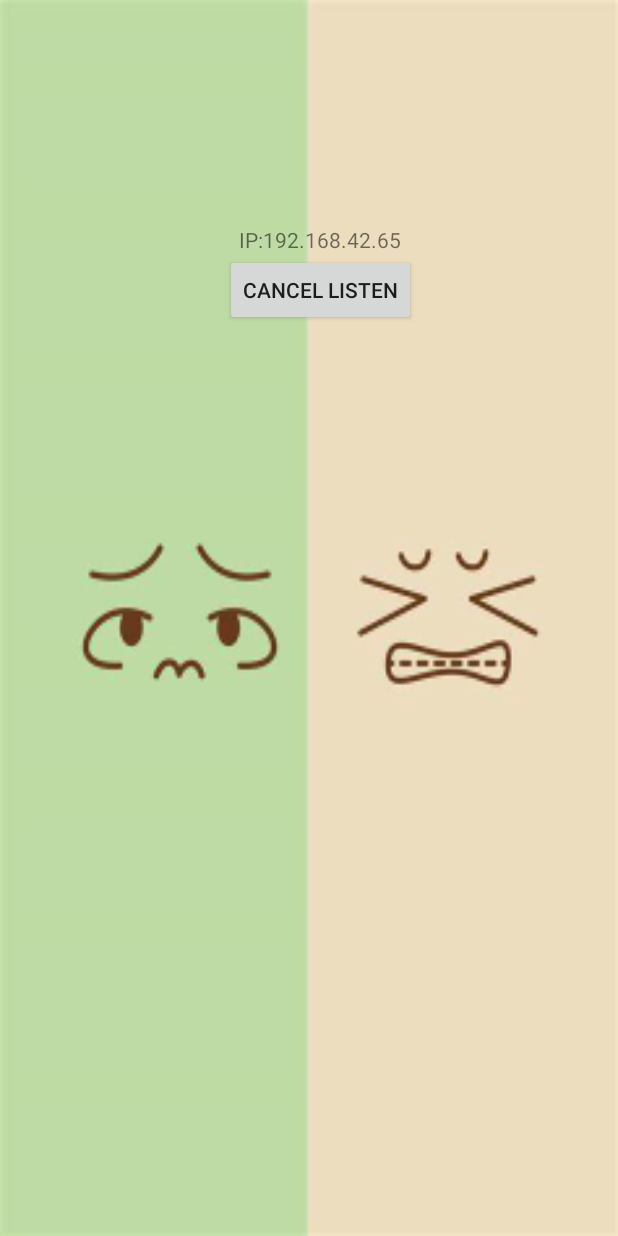
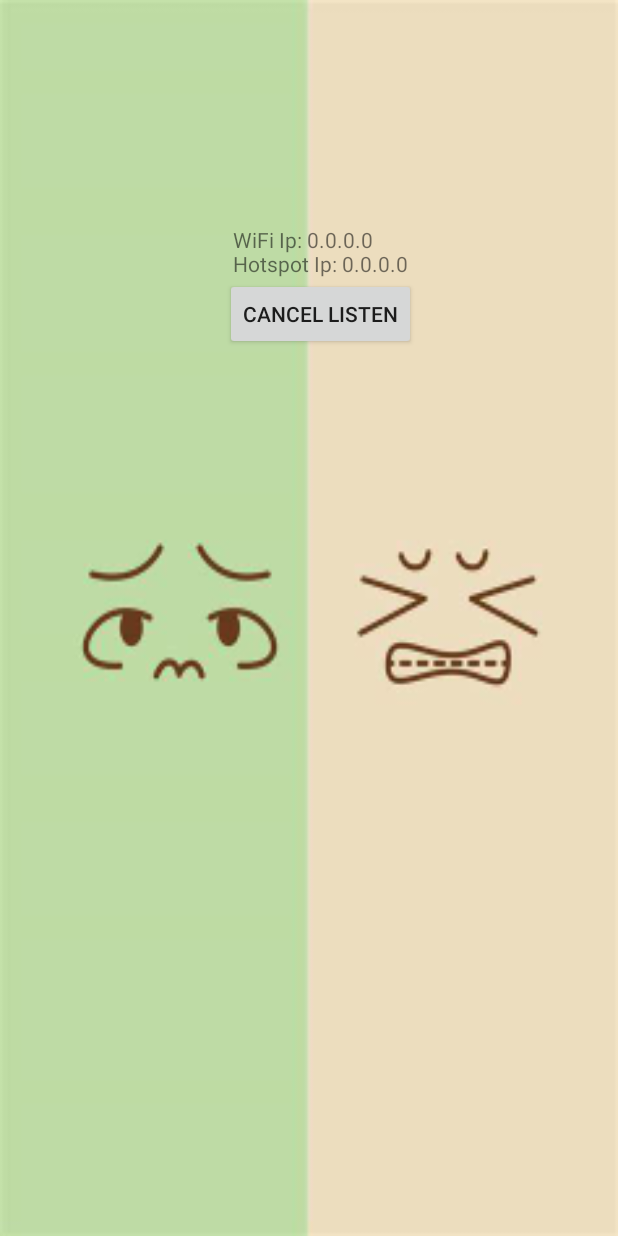
Before and after one commit to wm-lcw/ChatApp, an Android app: the ToServiceActivity screen opened directly, with no data from a screen before it, after a tap on "START LISTEN", on a phone screen of 412 x 824 dp. Run offline under Robolectric (Android 15) with nearby library versions, the phone set to English and light mode, and no system bars; 1 statement that could not run was skipped.

Commit message:
V1.2.0 Android服务端布局和逻辑优化 [author]        wm [description] 服务端取消端口输入，暂时写死为3333； 服务端主界面增加onResume对UI的状态初始化； 增加获取网络ip的工具类，用于在服务端显示本机的IP； 服务端service关闭连接时判断是否有连接，避免空指针异常

```diff
--- a/ChatApp/app/src/main/AndroidManifest.xml
+++ b/ChatApp/app/src/main/AndroidManifest.xml
@@ -1,10 +1,11 @@
 <?xml version="1.0" encoding="utf-8"?>
 <manifest xmlns:android="http://schemas.android.com/apk/res/android"
     xmlns:tools="http://schemas.android.com/tools"
-    android:versionCode="119"
-    android:versionName="1.1.9">
+    android:versionCode="120"
+    android:versionName="1.2.0">
 
     <uses-permission android:name="android.permission.INTERNET" />
+    <uses-permission android:name="android.permission.ACCESS_WIFI_STATE" />
 
     <application
         android:name=".base.BasicApplication"
--- a/ChatApp/app/src/main/java/com/example/chatapp/activity/ToClientActivity.java
+++ b/ChatApp/app/src/main/java/com/example/chatapp/activity/ToClientActivity.java
@@ -142,7 +142,7 @@ public class ToClientActivity extends BasicActivity {
         public void onClick(View view) {
             if (view == btConnect) {
                 inPutIp = etIpDress.getText().toString().trim();
-                inPutPort = etPort.getText().toString();
+                inPutPort = etPort.getText().toString().trim();
                 //暂时删除PORT端口的输入及判断，暂时写死为3333
                 if (inPutIp == null || "".equals(inPutIp)) {
                     showToash("please check IP or PORT format !!!");
--- a/ChatApp/app/src/main/java/com/example/chatapp/activity/ToServiceActivity.java
+++ b/ChatApp/app/src/main/java/com/example/chatapp/activity/ToServiceActivity.java
@@ -27,6 +27,7 @@ import com.example.chatapp.base.BasicActivity;
 import com.example.chatapp.bean.Msg;
 import com.example.chatapp.service.ServerChatService;
 import com.example.chatapp.utils.ChatAppLog;
+import com.example.chatapp.utils.NetWorkUtils;
 
 import java.util.ArrayList;
 import java.util.List;
@@ -50,7 +51,8 @@ public class ToServiceActivity extends BasicActivity {
     private TextView tvServiceIp, tvChatIp;
     private String inPutIp, inPutPort;
     private String TCP_IP;
-    private int TCP_PORT;
+    private final int TCP_PORT = 3333;
+    private boolean connectState = false;
 
     public static final int MSG_SEND = 1;
     public static final int MSG_RECEIVE = 2;
@@ -68,10 +70,25 @@ public class ToServiceActivity extends BasicActivity {
     @Override
     protected void onCreate(Bundle savedInstanceState) {
         super.onCreate(savedInstanceState);
+        mContext = this;
         Intent bindIntent = new Intent(ToServiceActivity.this, ServerChatService.class);
         bindService(bindIntent, connection, BIND_AUTO_CREATE);
         initData();
         initAdapter();
+    }
+
+    @Override
+    protected void onResume() {
+        super.onResume();
+        if (connectState) {
+            llListenUi.setVisibility(View.GONE);
+            rlChatUi.setVisibility(View.VISIBLE);
+        } else {
+            llListenUi.setVisibility(View.VISIBLE);
+            rlChatUi.setVisibility(View.GONE);
+            String ipMessage = "WiFi Ip: " + NetWorkUtils.getLocalIPAddress(mContext) + "\nHotspot Ip: " + NetWorkUtils.getHostIp();
+            tvServiceIp.setText(ipMessage);
+        }
     }
 
     @Override
@@ -89,7 +106,7 @@ public class ToServiceActivity extends BasicActivity {
      * @description 初始化布局、数据
      */
     private void initData() {
-        mContext = this;
+
         etPort = findViewById(R.id.et_service_port);
         btListen = findViewById(R.id.bt_service_listen);
         btListen.setOnClickListener(mListen);
@@ -103,6 +120,7 @@ public class ToServiceActivity extends BasicActivity {
         btBack = findViewById(R.id.btn_service_back);
         btBack.setOnClickListener(mListen);
         tvChatIp = findViewById(R.id.tv_service_chat_ip);
+        tvServiceIp = findViewById(R.id.tv_service_ip);
 
         llListing = findViewById(R.id.ll_service_listing);
         llListenPre = findViewById(R.id.ll_service_pre);
@@ -112,13 +130,13 @@ public class ToServiceActivity extends BasicActivity {
     }
 
     /**
-     *  @version V1.0
-     *  @Title initAdapter
-     *  @author wm
-     *  @createTime 2023/3/1 19:25
-     *  @description 初始化适配器
-     *  @param
-     *  @return
+     * @param
+     * @return
+     * @version V1.0
+     * @Title initAdapter
+     * @author wm
+     * @createTime 2023/3/1 19:25
+     * @description 初始化适配器
      */
     private void initAdapter() {
         msgRecyclerView = findViewById(R.id.msg_recycle_view);
@@ -144,10 +162,9 @@ public class ToServiceActivity extends BasicActivity {
         @Override
         public void onClick(View view) {
             if (view == btListen) {
-                inPutPort = etPort.getText().toString();
                 ChatAppLog.debug("server " + serverChatService);
                 if (serverChatService != null) {
-                    serverChatService.startListen(Integer.parseInt(inPutPort));
+                    serverChatService.startListen(TCP_PORT);
                 }
                 mHandler.sendEmptyMessage(MSG_SOCKET_LISTING);
                 //点击开始监听按钮之后隐藏键盘
@@ -188,6 +205,7 @@ public class ToServiceActivity extends BasicActivity {
                 llListenUi.setVisibility(View.GONE);
                 rlChatUi.setVisibility(View.VISIBLE);
                 tvChatIp.setText(clientIp);
+                connectState = true;
             } else if (msg.what == MSG_SEND) {
                 String getInputMessage = etInputMessage.getText().toString().trim();
                 ChatAppLog.debug("sendMessage " + getInputMessage);
@@ -219,18 +237,17 @@ public class ToServiceActivity extends BasicActivity {
                 llListenUi.setVisibility(View.VISIBLE);
                 rlChatUi.setVisibility(View.GONE);
                 serverChatService.closeClient();
+                connectState = false;
             } else if (msg.what == MSG_SOCKET_LISTING) {
                 showToash("开始监听！");
-                rlChatUi.setVisibility(View.GONE);
-                llListenUi.setVisibility(View.VISIBLE);
-                llListenPre.setVisibility(View.GONE);
-                llListing.setVisibility(View.VISIBLE);
+                btListen.setVisibility(View.GONE);
+                btStopListen.setVisibility(View.VISIBLE);
+                String ipMessage = "WiFi Ip: " + NetWorkUtils.getLocalIPAddress(mContext) + "\nHotspot Ip: " + NetWorkUtils.getHostIp();
+                tvServiceIp.setText(ipMessage);
             } else if (msg.what == MSG_SOCKET_STOP_LISTING) {
                 showToash("取消监听！");
-                rlChatUi.setVisibility(View.GONE);
-                llListenUi.setVisibility(View.VISIBLE);
-                llListenPre.setVisibility(View.VISIBLE);
-                llListing.setVisibility(View.GONE);
+                btListen.setVisibility(View.VISIBLE);
+                btStopListen.setVisibility(View.GONE);
                 serverChatService.stopListen();
             }
         }
@@ -279,4 +296,6 @@ public class ToServiceActivity extends BasicActivity {
             }
         }
     }
+
+
 }
--- a/ChatApp/app/src/main/java/com/example/chatapp/service/ServerChatService.java
+++ b/ChatApp/app/src/main/java/com/example/chatapp/service/ServerChatService.java
@@ -177,7 +177,7 @@ public class ServerChatService extends Service {
     public void closeClient() {
         try {
             //加上判断，若socket已断开，就不再重复执行以下操作
-            if (client.isClosed()) {
+            if (client == null || client.isClosed()) {
                 return;
             }
             if (serverIn != null) {
--- /dev/null
+++ b/ChatApp/app/src/main/java/com/example/chatapp/utils/NetWorkUtils.java
@@ -0,0 +1,88 @@
+package com.example.chatapp.utils;
+
+import android.annotation.SuppressLint;
+import android.content.Context;
+import android.net.wifi.WifiInfo;
+import android.net.wifi.WifiManager;
+
+import java.net.Inet4Address;
+import java.net.InetAddress;
+import java.net.NetworkInterface;
+import java.util.Enumeration;
+
+/**
+ * @author wm
+ * @Classname NetWorkUtils
+ * @Description 获取网络Ip等
+ * @Version 1.0.0
+ * @Date 2023/3/1 19:57
+ * @Created by wm
+ */
+public class NetWorkUtils {
+
+    /**
+     * @param
+     * @return
+     * @version V1.0
+     * @Title getLocalIPAddress
+     * @author wm
+     * @createTime 2023/3/1 19:39
+     * @description wifi下获取本地网络IP地址（局域网地址）,不开wifi，为0:0:0:0;连接WiFi后由局域网分配ip
+     */
+    public static String getLocalIPAddress(Context context) {
+        WifiManager wifiManager = (WifiManager) context.getSystemService(Context.WIFI_SERVICE);
+        if (wifiManager != null) {
+            @SuppressLint("MissingPermission")
+            WifiInfo wifiInfo = wifiManager.getConnectionInfo();
+            String ipAddress = intIP2StringIP(wifiInfo.getIpAddress());
+            return ipAddress;
+        }
+        return "";
+    }
+
+    /**
+     *  @version V1.0
+     *  @Title intIP2StringIP
+     *  @author wm
+     *  @createTime 2023/3/1 20:03
+     *  @description 格式化ip地址
+     *  @param
+     *  @return
+     */
+    public static String intIP2StringIP(int ip) {
+        return (ip & 0xFF) + "." +
+                ((ip >> 8) & 0xFF) + "." +
+                ((ip >> 16) & 0xFF) + "." +
+                (ip >> 24 & 0xFF);
+    }
+
+    /**
+     * @param
+     * @return
+     * @version V1.0
+     * @Title getHostIp
+     * @author wm
+     * @createTime 2023/3/1 19:42
+     * @description 获取有限网IP，不开热点时为10.138.11.251；开热点之后本机变为局域网，分配ip：192.168.xx.xx
+     */
+    public static String getHostIp() {
+        try {
+            for (Enumeration<NetworkInterface> en = NetworkInterface
+                    .getNetworkInterfaces(); en.hasMoreElements(); ) {
+                NetworkInterface intf = en.nextElement();
+                for (Enumeration<InetAddress> enumIpAddr = intf
+                        .getInetAddresses(); enumIpAddr.hasMoreElements(); ) {
+                    InetAddress inetAddress = enumIpAddr.nextElement();
+                    if (!inetAddress.isLoopbackAddress()
+                            && inetAddress instanceof Inet4Address) {
+                        return inetAddress.getHostAddress();
+                    }
+                }
+            }
+        } catch (Exception ex) {
+            ChatAppLog.error(ex.getMessage());
+        }
+        return "0.0.0.0";
+
+    }
+}
--- a/ChatApp/app/src/main/res/layout/activity_to_service.xml
+++ b/ChatApp/app/src/main/res/layout/activity_to_service.xml
@@ -24,7 +24,8 @@
             android:id="@+id/ll_service_pre"
             android:layout_width="wrap_content"
             android:layout_height="wrap_content"
-            android:orientation="vertical">
+            android:orientation="vertical"
+            android:visibility="gone">
             <EditText
                 android:layout_gravity="center"
                 android:id="@+id/et_service_port"
@@ -32,20 +33,13 @@
                 android:layout_height="wrap_content"
                 android:inputType="number"
                 android:hint="input port"/>
-
-            <Button
-                android:id="@+id/bt_service_listen"
-                android:layout_width="wrap_content"
-                android:layout_height="wrap_content"
-                android:text="start listen"/>
         </LinearLayout>
 
         <LinearLayout
             android:id="@+id/ll_service_listing"
             android:layout_width="wrap_content"
             android:layout_height="wrap_content"
-            android:orientation="vertical"
-            android:visibility="gone">
+            android:orientation="vertical">
             <TextView
                 android:layout_gravity="center"
                 android:id="@+id/tv_service_ip"
@@ -54,10 +48,17 @@
                 android:text="IP:192.168.42.65"/>
 
             <Button
+                android:id="@+id/bt_service_listen"
+                android:layout_width="wrap_content"
+                android:layout_height="wrap_content"
+                android:text="start listen"/>
+            <Button
                 android:id="@+id/bt_service_cancel_listen"
                 android:layout_width="wrap_content"
                 android:layout_height="wrap_content"
-                android:text="cancel listen"/>
+                android:text="cancel listen"
+                android:visibility="gone"/>
+
         </LinearLayout>
 
     </LinearLayout>
```
